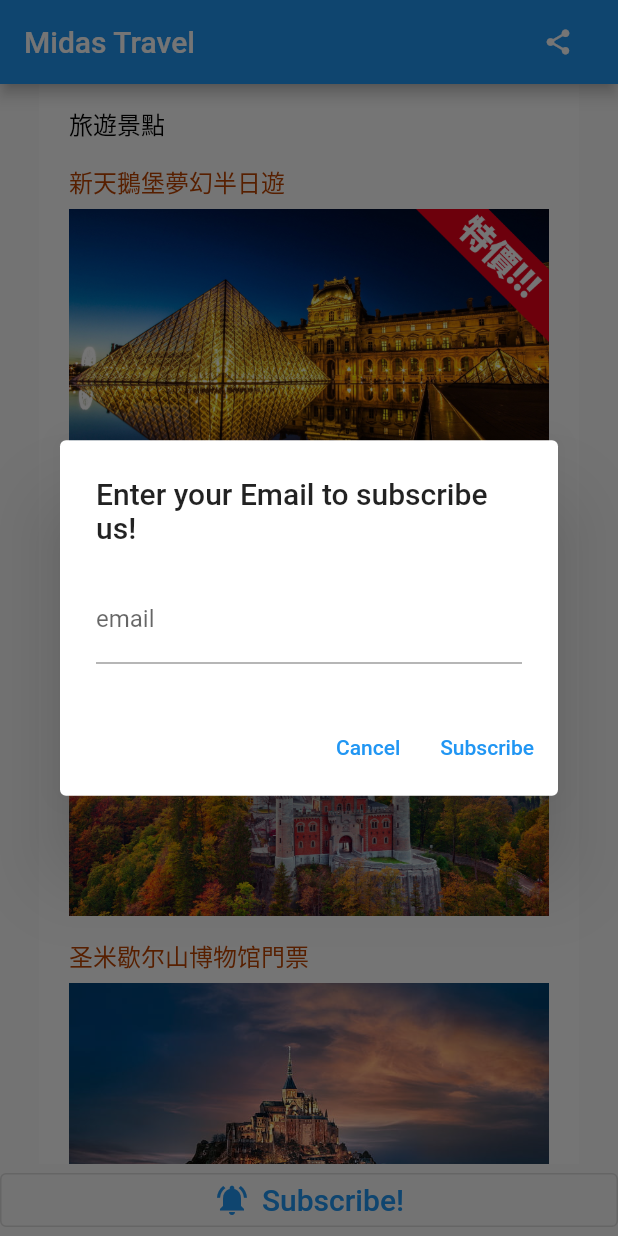
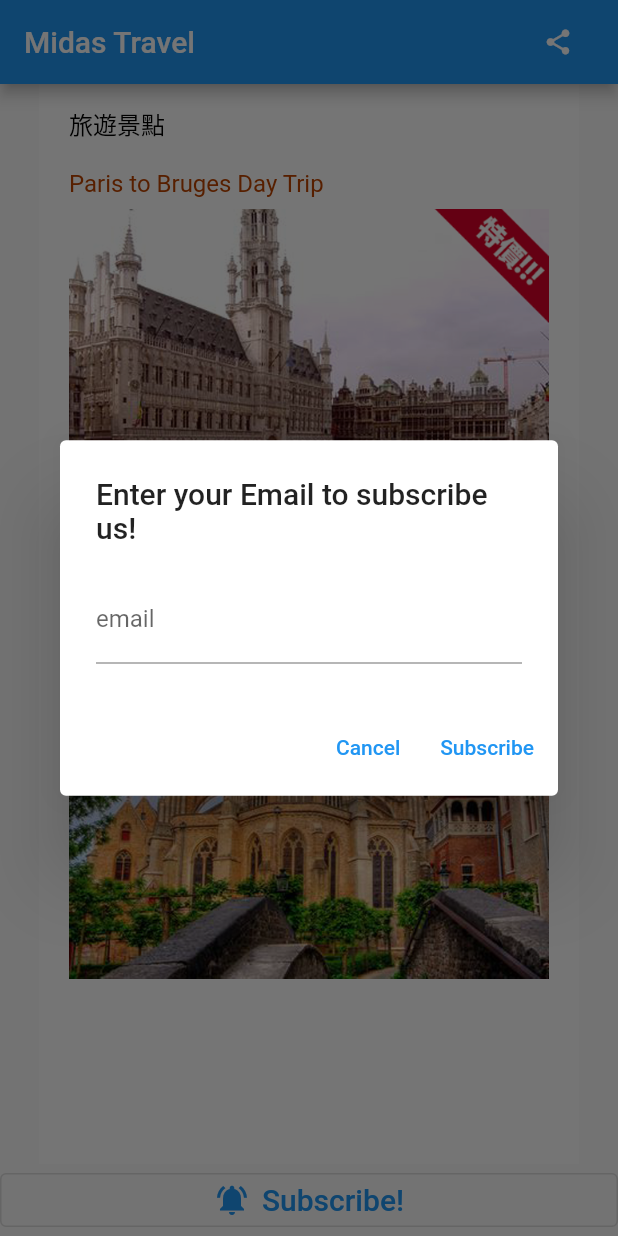
Before and after one commit to az198071123/bts-trip-app, a Flutter app: the screen it shows after launch, after a tap on "Subscribe!", on a phone screen of 412 x 824 dp. Run offline on Flutter 3.47's test engine with Material 2 defaults, Android fonts, the phone set to English and light mode, and no system bars; our stand-ins replace flutter_easyloading, share_plus; missing offline and left inert: matomo_tracker; Roboto replaces fonts that are missing (Helvetica).

Commit message:
change mock data

```diff
--- a/lib/pages/select_place_page.dart
+++ b/lib/pages/select_place_page.dart
@@ -20,7 +20,7 @@ class SelectPlacePage extends StatelessWidget {
               left: 20,
               child: SizedBox(
                   width: 320,
-                  height: 1050.3333740234375,
+                  height: 1300,
                   child: Stack(children: <Widget>[
                     const Positioned(
                         top: 0,
@@ -37,8 +37,69 @@ class SelectPlacePage extends StatelessWidget {
                               fontWeight: FontWeight.normal,
                               height: 1),
                         )),
-                    Positioned(
-                        top: 63,
+                    ...createItems(
+                        title: 'Paris to Bruges Day Trip',
+                        img: 'assets/images/bruges1.jpg',
+                        index: 0,
+                        context: context),
+                    ...createItems(
+                        title:
+                            'Independant Bruges Tour with Transportation from Paris',
+                        img: 'assets/images/bruges2.jpg',
+                        index: 1,
+                        context: context),
+                    // ...createItems(
+                    //     title: '圣米歇尔山博物馆門票',
+                    //     img: 'assets/images/Montsaintmichel1.png',
+                    //     index: 2,
+                    //     context: context),
+                    // ...createItems(
+                    //     title: '圣米歇尔山博物馆門票',
+                    //     img: 'assets/images/Villefranchebay1.png',
+                    //     index: 3,
+                    //     context: context),
+                  ]))),
+        ]));
+  }
+}
+
+List<Positioned> createItems(
+    {required int index,
+    required String title,
+    required String img,
+    required context}) {
+  return [
+    createTitle(title: title, index: index),
+    createImg(title: title, img: img, index: index, context: context)
+  ];
+}
+
+Positioned createTitle({required int index, required String title}) {
+  print(39 + index * 300);
+  return Positioned(
+      top: 39 + index * 300,
+      left: 0,
+      child: Text(
+        title,
+        textAlign: TextAlign.left,
+        style: const TextStyle(
+            color: Color.fromRGBO(189, 68, 0, 1),
+            fontFamily: 'Helvetica',
+            fontSize: 16,
+            letterSpacing:
+                0 /*percentages not used in flutter. defaulting to zero*/,
+            fontWeight: FontWeight.normal,
+            height: 1),
+      ));
+}
+
+Positioned createImg(
+    {required int index,
+    required String title,
+    required String img,
+    required context}) {
+  return Positioned(
+      top: 63 + index * 300,
       left: 0,
       child: InkWell(
           onTap: () {
@@ -46,149 +107,13 @@ class SelectPlacePage extends StatelessWidget {
                 context,
                 MaterialPageRoute(
                     builder: (context) =>
-                                          const NewSchlossNeuschwansteinPage(
-                                              title: '新天鵝堡夢幻半日遊',
-                                              img: 'assets/images/Img.png')));
+                        NewSchlossNeuschwansteinPage(title: title, img: img)));
           },
           child: Container(
               width: 320,
               height: 213.3333282470703,
-                                decoration: const BoxDecoration(
+              decoration: BoxDecoration(
                 image: DecorationImage(
-                                      image:
-                                          AssetImage('assets/images/Img.png'),
-                                      fit: BoxFit.fitWidth),
-                                )))),
-                    const Positioned(
-                        top: 39,
-                        left: 0,
-                        child: Text(
-                          '新天鵝堡夢幻半日遊',
-                          textAlign: TextAlign.left,
-                          style: TextStyle(
-                              color: Color.fromRGBO(189, 68, 0, 1),
-                              fontFamily: 'Helvetica',
-                              fontSize: 16,
-                              letterSpacing:
-                                  0 /*percentages not used in flutter. defaulting to zero*/,
-                              fontWeight: FontWeight.normal,
-                              height: 1),
-                        )),
-                    const Positioned(
-                        top: 297,
-                        left: 0,
-                        child: Text(
-                          '巴黎罗浮宫博物馆快速通關門票',
-                          textAlign: TextAlign.left,
-                          style: TextStyle(
-                              color: Color.fromRGBO(189, 68, 0, 1),
-                              fontFamily: 'Helvetica',
-                              fontSize: 16,
-                              letterSpacing:
-                                  0 /*percentages not used in flutter. defaulting to zero*/,
-                              fontWeight: FontWeight.normal,
-                              height: 1),
-                        )),
-                    Positioned(
-                        top: 321,
-                        left: 0,
-                        child: InkWell(
-                            onTap: () {
-                              Navigator.push(
-                                  context,
-                                  MaterialPageRoute(
-                                      builder: (context) =>
-                                          const NewSchlossNeuschwansteinPage(
-                                              title: '巴黎罗浮宫博物馆快速通關門票',
-                                              img:
-                                                  'assets/images/Louvre1.png')));
-                            },
-                            child: Container(
-                                width: 320,
-                                height: 213.3333282470703,
-                                decoration: const BoxDecoration(
-                                  image: DecorationImage(
-                                      image: AssetImage(
-                                          'assets/images/Louvre1.png'),
-                                      fit: BoxFit.fitWidth),
-                                )))),
-                    const Positioned(
-                        top: 555,
-                        left: 0,
-                        child: Text(
-                          '圣米歇尔山博物馆門票',
-                          textAlign: TextAlign.left,
-                          style: TextStyle(
-                              color: Color.fromRGBO(189, 68, 0, 1),
-                              fontFamily: 'Helvetica',
-                              fontSize: 16,
-                              letterSpacing:
-                                  0 /*percentages not used in flutter. defaulting to zero*/,
-                              fontWeight: FontWeight.normal,
-                              height: 1),
-                        )),
-                    Positioned(
-                        top: 579,
-                        left: 0,
-                        child: InkWell(
-                            onTap: () {
-                              Navigator.push(
-                                  context,
-                                  MaterialPageRoute(
-                                      builder: (context) =>
-                                          const NewSchlossNeuschwansteinPage(
-                                              title: '圣米歇尔山博物馆門票',
-                                              img:
-                                                  'assets/images/Montsaintmichel1.png')));
-                            },
-                            child: Container(
-                                width: 320,
-                                height: 213.62637329101562,
-                                decoration: const BoxDecoration(
-                                  image: DecorationImage(
-                                      image: AssetImage(
-                                          'assets/images/Montsaintmichel1.png'),
-                                      fit: BoxFit.fitWidth),
-                                )))),
-                    const Positioned(
-                        top: 813,
-                        left: 0,
-                        child: Text(
-                          '圣米歇尔山博物馆門票',
-                          textAlign: TextAlign.left,
-                          style: TextStyle(
-                              color: Color.fromRGBO(189, 68, 0, 1),
-                              fontFamily: 'Helvetica',
-                              fontSize: 16,
-                              letterSpacing:
-                                  0 /*percentages not used in flutter. defaulting to zero*/,
-                              fontWeight: FontWeight.normal,
-                              height: 1),
-                        )),
-                    Positioned(
-                        top: 837,
-                        left: 0,
-                        child: InkWell(
-                            onTap: () {
-                              Navigator.push(
-                                  context,
-                                  MaterialPageRoute(
-                                      builder: (context) =>
-                                          const NewSchlossNeuschwansteinPage(
-                                              title: '圣米歇尔山博物馆門票',
-                                              img:
-                                                  'assets/images/Villefranchebay1.png')));
-                            },
-                            child: Container(
-                                width: 320,
-                                height: 213.3333282470703,
-                                decoration: const BoxDecoration(
-                                  image: DecorationImage(
-                                      image: AssetImage(
-                                          'assets/images/Villefranchebay1.png'),
-                                      fit: BoxFit.fitWidth),
-                                )))),
-                  ]))),
-        ]));
+                    image: AssetImage(img), fit: BoxFit.fitWidth),
+              ))));
 }
-}
```
Also changed, not shown: assets/images/bruges1.jpg (added), assets/images/bruges2.jpg (added). Lines whose indentation alone changed are shown as unchanged.
